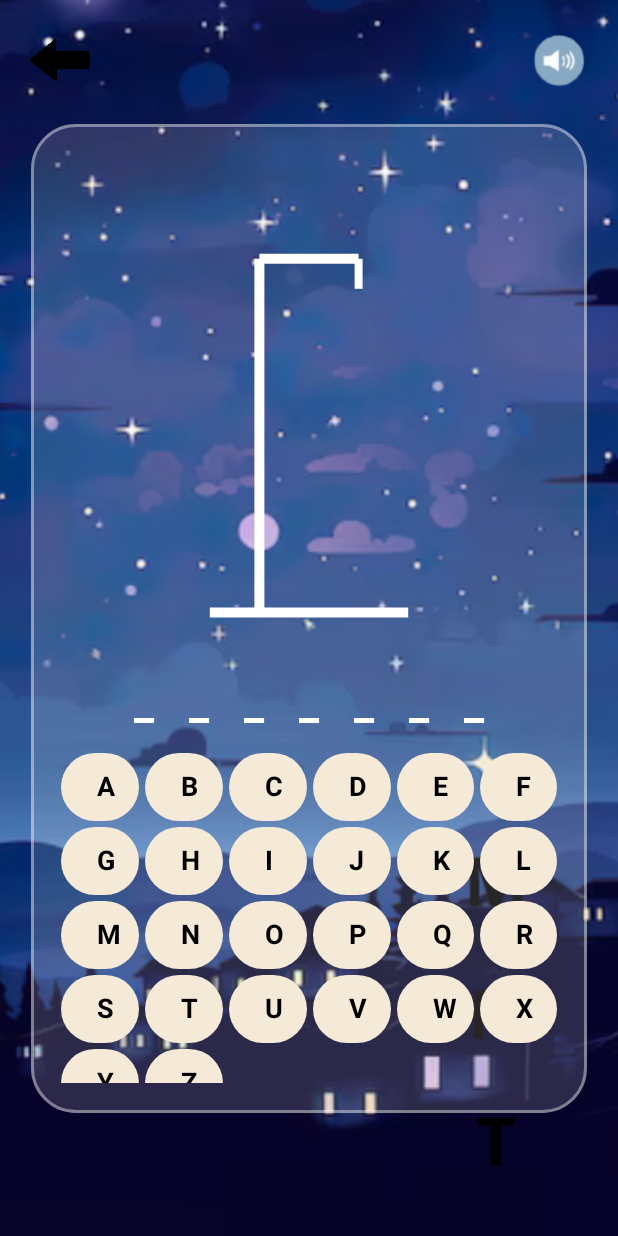
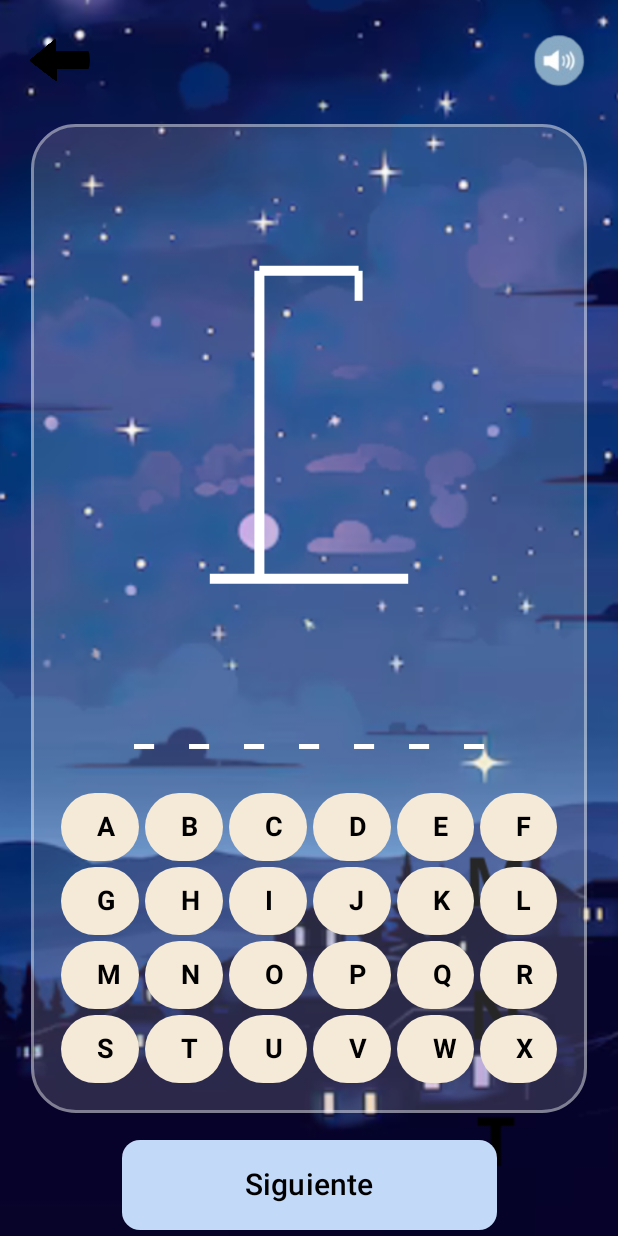
Before and after one commit to MGMG-prog/Focusito, an Android app built with Jetpack Compose: the @Preview function hoppppm, on a phone screen of 412 x 824 dp. Run offline under Robolectric (Android 15) with nearby library versions, the phone set to English and light mode, and no system bars; Roboto replaces fonts that are not available here.

Commit message:
correccion delinstructor

```diff
--- a/app/src/main/java/com/example/focusito03/MainActivity.kt
+++ b/app/src/main/java/com/example/focusito03/MainActivity.kt
@@ -4,7 +4,6 @@ import android.os.Bundle
 import androidx.activity.ComponentActivity
 import androidx.activity.compose.setContent
 import androidx.activity.enableEdgeToEdge
-import androidx.compose.foundation.layout.fillMaxSize
 import androidx.compose.foundation.layout.padding
 import androidx.compose.material3.Scaffold
 import androidx.compose.material3.Text
@@ -12,7 +11,7 @@ import androidx.compose.runtime.Composable
 import androidx.compose.ui.Modifier
 import androidx.compose.ui.tooling.preview.Preview
 import androidx.navigation.compose.rememberNavController
-import com.example.focusito03.navegacion.tress
+import com.example.focusito03.navegacion.Navigate
 import com.example.focusito03.ui.theme.FOCUSITO03Theme
 
 class MainActivity : ComponentActivity() {
@@ -23,7 +22,7 @@ class MainActivity : ComponentActivity() {
             FOCUSITO03Theme {
                 val navController = rememberNavController()
                 Scaffold { innerPadding ->
-                    tress(modifier = Modifier.padding(innerPadding))
+                    Navigate(modifier = Modifier.padding(innerPadding))
                 }
             }
 
--- a/app/src/main/java/com/example/focusito03/interfaces/juegoahorcado.kt
+++ b/app/src/main/java/com/example/focusito03/interfaces/juegoahorcado.kt
@@ -4,10 +4,10 @@ import androidx.compose.foundation.Canvas
 import androidx.compose.foundation.Image
 import androidx.compose.foundation.background
 import androidx.compose.foundation.border
-import androidx.compose.foundation.clickable
 import androidx.compose.foundation.layout.Arrangement
 import androidx.compose.foundation.layout.Box
 import androidx.compose.foundation.layout.Column
+import androidx.compose.foundation.layout.PaddingValues
 import androidx.compose.foundation.layout.Spacer
 import androidx.compose.foundation.layout.fillMaxHeight
 import androidx.compose.foundation.layout.fillMaxSize
@@ -19,12 +19,12 @@ import androidx.compose.foundation.lazy.grid.GridCells
 import androidx.compose.foundation.lazy.grid.LazyVerticalGrid
 import androidx.compose.foundation.lazy.grid.items
 import androidx.compose.foundation.shape.RoundedCornerShape
-import androidx.compose.material.icons.Icons
-import androidx.compose.material.icons.filled.ArrowBack
 import androidx.compose.material3.Button
 import androidx.compose.material3.ButtonDefaults
 import androidx.compose.material3.Icon
 import androidx.compose.material3.IconButton
+import androidx.compose.material3.OutlinedTextFieldDefaults.colors
+import androidx.compose.material3.OutlinedTextFieldDefaults.contentPadding
 import androidx.compose.material3.Text
 import androidx.compose.runtime.Composable
 import androidx.compose.runtime.getValue
@@ -35,13 +35,10 @@ import androidx.compose.ui.Alignment
 import androidx.compose.ui.Modifier
 import androidx.compose.ui.draw.clip
 import androidx.compose.ui.geometry.Offset
-import androidx.compose.ui.graphics.Canvas
 import androidx.compose.ui.graphics.Color
-import androidx.compose.ui.graphics.PaintingStyle.Companion.Stroke
 import androidx.compose.ui.graphics.drawscope.Stroke
 import androidx.compose.ui.layout.ContentScale
 import androidx.compose.ui.res.painterResource
-import androidx.compose.ui.text.font.FontFamily
 import androidx.compose.ui.text.font.FontWeight
 import androidx.compose.ui.tooling.preview.Preview
 import androidx.compose.ui.unit.dp
@@ -49,6 +46,7 @@ import androidx.compose.ui.unit.sp
 import androidx.navigation.NavController
 import androidx.navigation.compose.rememberNavController
 import com.example.focusito03.R
+import com.example.focusito03.navegacion.Screen
 
 @Composable
 fun PantallaAhorcado(navController: NavController,) {
@@ -61,7 +59,8 @@ fun PantallaAhorcado(navController: NavController,) {
             contentDescription = "Fondo estrellado",
             modifier = Modifier.fillMaxSize(),
             contentScale = ContentScale.Crop
-        )// 🔤 Palabras posibles
+        )
+
         val palabras = listOf("MAPACHE", "ANDROID", "KOTLIN", "AHORCADO")
         var palabraSecreta by remember { mutableStateOf(palabras.random()) }
 
@@ -76,15 +75,12 @@ fun PantallaAhorcado(navController: NavController,) {
         val juegoPerdido = errores >= 6
 
         Box(modifier = Modifier.fillMaxSize()) {
-            // Fondo
             Image(
                 painter = painterResource(id = R.drawable.fondoahorcado),
                 contentDescription = "Fondo estrellado",
                 contentScale = ContentScale.Crop,
                 modifier = Modifier.fillMaxSize()
             )
-
-            // Botón Volver
             IconButton(
                 onClick = { navController.popBackStack() },
                 modifier = Modifier
@@ -98,8 +94,6 @@ fun PantallaAhorcado(navController: NavController,) {
                     modifier = Modifier.size(40.dp)
                 )
             }
-
-            // Botón sonido
             IconButton(
                 onClick = { /* acción sonido */ },
                 modifier = Modifier
@@ -113,8 +107,6 @@ fun PantallaAhorcado(navController: NavController,) {
                     modifier = Modifier.size(40.dp)
                 )
             }
-
-            // Contenedor translúcido
             Box(
                 modifier = Modifier
                     .fillMaxWidth(0.9f)
@@ -129,25 +121,19 @@ fun PantallaAhorcado(navController: NavController,) {
                     horizontalAlignment = Alignment.CenterHorizontally,
                     verticalArrangement = Arrangement.SpaceBetween
                 ) {
-
-                    // Dibujo del ahorcado
-                    Spacer(modifier = Modifier.height(16.dp))
+                    Spacer(modifier = Modifier.height(8.dp))
                     AhorcadoDibujo(errores)
-
-                    // Palabra mostrada
                     Text(
                         text = palabraMostrada,
                         color = Color.White,
                         fontSize = 30.sp,
                         fontWeight = FontWeight.Bold,
                         letterSpacing = 8.sp,
-                        modifier = Modifier.padding(vertical = 12.dp)
+                        modifier = Modifier.padding(vertical = 5.dp)
                     )
-
-                    // 🔹 Teclado ajustado
-                    val letras = ('A'..'Z').toList()
+                    val letras = ('A'..'X').toList()
                     LazyVerticalGrid(
-                        columns = GridCells.Fixed(6), // más columnas, mejor distribución
+                        columns = GridCells.Fixed(6),
                         horizontalArrangement = Arrangement.spacedBy(4.dp),
                         verticalArrangement = Arrangement.spacedBy(4.dp),
                         modifier = Modifier
@@ -184,7 +170,6 @@ fun PantallaAhorcado(navController: NavController,) {
                         }
                     }
 
-                    // Mensaje de resultado
                     if (juegoGanado || juegoPerdido) {
                         Spacer(modifier = Modifier.height(10.dp))
                         Text(
@@ -194,7 +179,6 @@ fun PantallaAhorcado(navController: NavController,) {
                             fontWeight = FontWeight.Bold,
                             modifier = Modifier.padding(vertical = 10.dp)
                         )
-
                         Button(
                             onClick = {
                                 palabraSecreta = palabras.random()
@@ -212,39 +196,62 @@ fun PantallaAhorcado(navController: NavController,) {
                     }
                 }
             }
+
+            Column(
+                modifier = Modifier
+                    .fillMaxSize(),
+                verticalArrangement = Arrangement.Center,
+                horizontalAlignment = Alignment.CenterHorizontally
+            ) {
+
+                Spacer(modifier = Modifier.height(755.dp))
+
+                Button(
+                    onClick = { navController.navigate(route = Screen.comencemosconectores.route) },
+                    colors = ButtonDefaults.buttonColors(containerColor = Color(0xFFc3d9f8)),
+                    shape = RoundedCornerShape(size = 12.dp),
+                    modifier = Modifier
+                        .size(width = 250.dp, height = 60.dp)
+                ) {
+                    Text(
+                        text = "Siguiente",
+                        fontSize = 20.sp,
+                        color = Color.Black
+                    )
+                }
+            }
+
         }
     }
-    }
+}
 
-        @Composable
+@Composable
 fun AhorcadoDibujo(errores: Int) {
     Canvas(
         modifier = Modifier
             .fillMaxWidth()
-            .height(320.dp) // ⬆️ aumentamos la altura
+            .height(320.dp)
             .padding(top = 16.dp)
     ) {
-        // Base más grande
-        val baseY = size.height * 0.9f
+
+        val baseY = size.height * 0.8f
         val baseXStart = size.width * 0.3f
         val baseXEnd = size.width * 0.7f
         val posteX = size.width * 0.4f
         val cabezaX = size.width * 0.6f
         val cabezaY = size.height * 0.3f
 
-        // Estructura
-        drawLine(Color.White, Offset(baseXStart, baseY), Offset(baseXEnd, baseY), 10f) // base
-        drawLine(Color.White, Offset(posteX, baseY), Offset(posteX, cabezaY - 80f), 10f) // poste vertical
-        drawLine(Color.White, Offset(posteX, cabezaY - 80f), Offset(cabezaX, cabezaY - 80f), 10f) // barra superior
-        drawLine(Color.White, Offset(cabezaX, cabezaY - 80f), Offset(cabezaX, cabezaY - 50f), 8f) // cuerda
+        drawLine(Color.White, Offset(baseXStart, baseY), Offset(baseXEnd, baseY), 10f)
+        drawLine(Color.White, Offset(posteX, baseY), Offset(posteX, cabezaY - 80f), 10f)
+        drawLine(Color.White, Offset(posteX, cabezaY - 80f), Offset(cabezaX, cabezaY - 80f), 10f)
+        drawLine(Color.White, Offset(cabezaX, cabezaY - 80f), Offset(cabezaX, cabezaY - 50f), 8f)
 
-        // Partes del cuerpo (más grandes y centradas)
-        if (errores >= 1) drawCircle(Color.White, 40f, Offset(cabezaX, cabezaY), style = Stroke(6f)) // cabeza
-        if (errores >= 2) drawLine(Color.White, Offset(cabezaX, cabezaY + 40f), Offset(cabezaX, cabezaY + 140f), 8f) // cuerpo
-        if (errores >= 3) drawLine(Color.White, Offset(cabezaX, cabezaY + 60f), Offset(cabezaX - 40f, cabezaY + 100f), 8f) // brazo izq
-        if (errores >= 4) drawLine(Color.White, Offset(cabezaX, cabezaY + 60f), Offset(cabezaX + 40f, cabezaY + 100f), 8f) // brazo der
-        if (errores >= 5) drawLine(Color.White, Offset(cabezaX, cabezaY + 140f), Offset(cabezaX - 40f, cabezaY + 200f), 8f) // pierna izq
-        if (errores >= 6) drawLine(Color.White, Offset(cabezaX, cabezaY + 140f), Offset(cabezaX + 40f, cabezaY + 200f), 8f) // pierna der
+        if (errores >= 1) drawCircle(Color.White, 40f, Offset(cabezaX, cabezaY), style = Stroke(6f))
+        if (errores >= 2) drawLine(Color.White, Offset(cabezaX, cabezaY + 40f), Offset(cabezaX, cabezaY + 140f), 8f)
+        if (errores >= 3) drawLine(Color.White, Offset(cabezaX, cabezaY + 60f), Offset(cabezaX - 40f, cabezaY + 100f), 8f)
+        if (errores >= 4) drawLine(Color.White, Offset(cabezaX, cabezaY + 60f), Offset(cabezaX + 40f, cabezaY + 100f), 8f)
+        if (errores >= 5) drawLine(Color.White, Offset(cabezaX, cabezaY + 140f), Offset(cabezaX - 40f, cabezaY + 200f), 8f)
+        if (errores >= 6) drawLine(Color.White, Offset(cabezaX, cabezaY + 140f), Offset(cabezaX + 40f, cabezaY + 200f), 8f)
     }
 }
 
--- a/app/src/main/java/com/example/focusito03/interfaces/quiz4pregunta8.kt
+++ b/app/src/main/java/com/example/focusito03/interfaces/quiz4pregunta8.kt
@@ -74,7 +74,6 @@ fun coco5() {
     ){
     }
 }
-
 @Composable
 fun Nahhhhh(navController: NavController) {
 
@@ -98,10 +97,10 @@ fun Nahhhhh(navController: NavController) {
 
         options.forEach { (key, text) ->
             val color = when {
-                selectedOption == null -> Color(0xFFCCCCCC)
-                selectedOption == key && key == correctAnswer -> Color(0xFF4CAF50)
-                selectedOption == key && key != correctAnswer -> Color(0xFFFF5252)
-                else -> Color(0xFFE0E0E0)
+                selectedOption == null -> Color(0xFFCCCCCC) // color neutro antes de elegir
+                selectedOption == key && key == correctAnswer -> Color(0xFF4CAF50) // verde correcto
+                selectedOption == key && key != correctAnswer -> Color(0xFFFF5252) // rojo incorrecto
+                else -> Color(0xFFE0E0E0) // neutro
             }
 
             Button(
@@ -126,7 +125,10 @@ fun Nahhhhh(navController: NavController) {
 
         Button(
             {navController.navigate(Screen.comencemosconectores.route)},
-            colors = ButtonDefaults.buttonColors(containerColor = Color(0xFFc3d9f8)),
+            enabled = selectedOption != null,
+            colors = ButtonDefaults.buttonColors(
+                containerColor = if (selectedOption != null) Color(0xFFc3d9f8) else Color(0xFFB0BEC5)
+            ),
             shape = RoundedCornerShape(12.dp),
             modifier = Modifier
                 .size(width = 250.dp, height = 60.dp)
@@ -136,6 +138,7 @@ fun Nahhhhh(navController: NavController) {
     }
 }
 
+
 @Preview(showBackground = true, name = "Preview")
 @Composable
 fun tersi8() {
--- a/app/src/main/java/com/example/focusito03/navegacion/navegacion.kt
+++ b/app/src/main/java/com/example/focusito03/navegacion/navegacion.kt
@@ -1,7 +1,4 @@
 package com.example.focusito03.navegacion
-
-import com.example.focusito03.interfaces.estu
-
 
 sealed class Screen(val route: String
 ){
--- a/app/src/main/java/com/example/focusito03/navegacion/navegaciones.kt
+++ b/app/src/main/java/com/example/focusito03/navegacion/navegaciones.kt
@@ -64,7 +64,7 @@ import com.example.focusito03.interfaces.tuntu
 import com.example.focusito03.interfaces.tuntun
 
 @Composable
-fun tress(modifier: Modifier = Modifier) {
+fun Navigate(modifier: Modifier = Modifier) {
     val navController = rememberNavController()
 
     NavHost(
@@ -72,7 +72,6 @@ fun tress(modifier: Modifier = Modifier) {
         startDestination = Screen.inicio.route,
         modifier = modifier
     ) {
-
         composable(Screen.inicio.route) { Pantallainicio(navController) }
         composable(Screen.login.route) { Login(navController) }
         composable(Screen.registrate.route) { registro(navController) }
```
